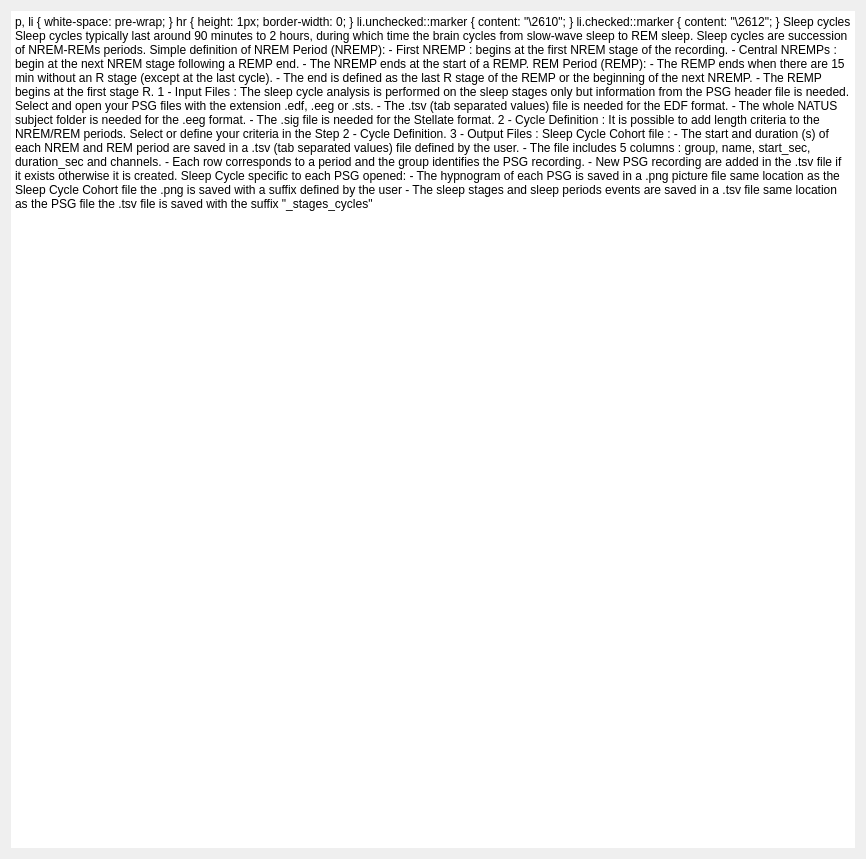
Qt form tools/CEAMSTools/SleepCycleExport/SleepCycleDoc/Ui_SleepCycleDoc.ui (SnoozToolbox/snooz-package-ceams) before a commit.
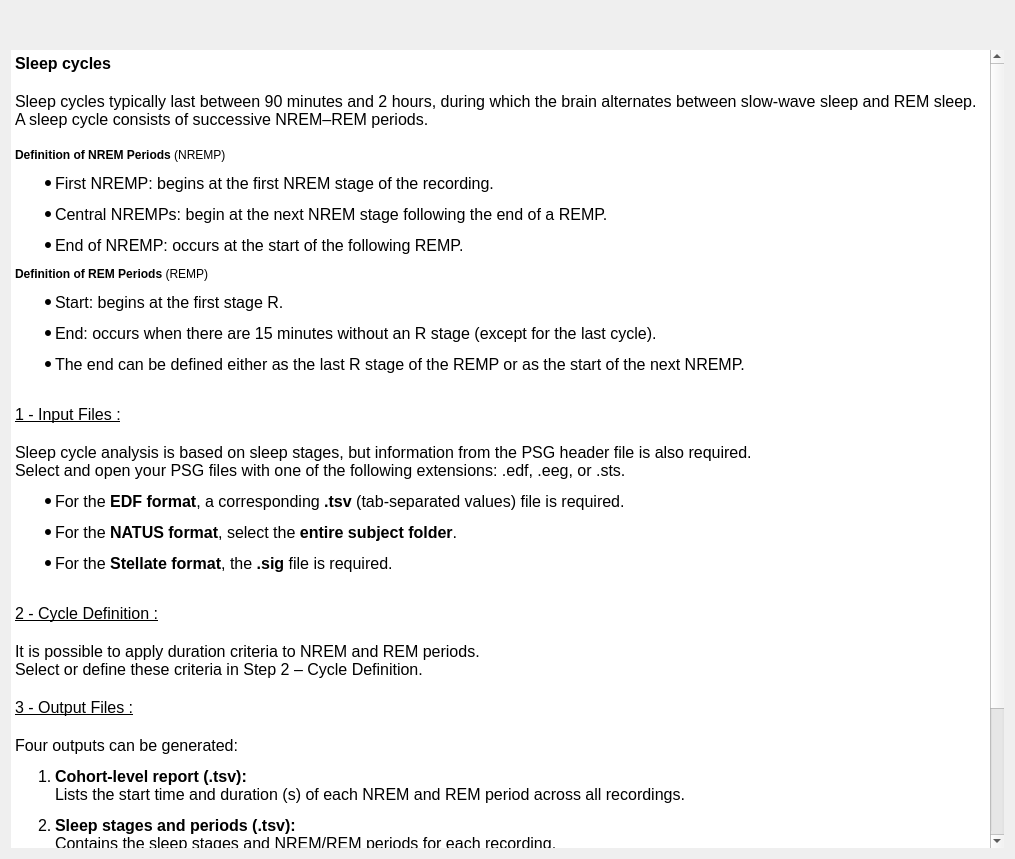
The same form after that commit.

Commit message: Updated Intro and Output Steps UI.

```diff
--- a/tools/CEAMSTools/SleepCycleExport/SleepCycleDoc/Ui_SleepCycleDoc.ui
+++ b/tools/CEAMSTools/SleepCycleExport/SleepCycleDoc/Ui_SleepCycleDoc.ui
@@ -6,7 +6,7 @@
    <rect>
     <x>0</x>
     <y>0</y>
-    <width>866</width>
+    <width>1015</width>
     <height>859</height>
    </rect>
   </property>
@@ -20,6 +20,13 @@
    <property name="spacing">
     <number>25</number>
    </property>
+   <item>
+    <widget class="QLabel" name="hypnogram_pic">
+     <property name="text">
+      <string/>
+     </property>
+    </widget>
+   </item>
    <item>
     <widget class="QTextBrowser" name="textBrowser">
      <property name="frameShape">
@@ -40,47 +47,40 @@
 li.checked::marker { content: &quot;\2612&quot;; }
 &lt;/style&gt;&lt;/head&gt;&lt;body style=&quot; font-family:'Roboto'; font-size:12pt; font-weight:400; font-style:normal;&quot;&gt;
 &lt;p style=&quot; margin-top:0px; margin-bottom:0px; margin-left:0px; margin-right:0px; -qt-block-indent:0; text-indent:0px;&quot;&gt;&lt;span style=&quot; font-weight:600;&quot;&gt;Sleep cycles&lt;/span&gt;&lt;/p&gt;
+&lt;p style=&quot;-qt-paragraph-type:empty; margin-top:0px; margin-bottom:0px; margin-left:0px; margin-right:0px; -qt-block-indent:0; text-indent:0px; font-weight:600;&quot;&gt;&lt;br /&gt;&lt;/p&gt;
+&lt;p style=&quot; margin-top:0px; margin-bottom:0px; margin-left:0px; margin-right:0px; -qt-block-indent:0; text-indent:0px;&quot;&gt;Sleep cycles typically last between 90 minutes and 2 hours, during which the brain alternates between slow-wave sleep and REM sleep.&lt;br /&gt;A sleep cycle consists of successive NREM–REM periods. &lt;/p&gt;
 &lt;p style=&quot;-qt-paragraph-type:empty; margin-top:0px; margin-bottom:0px; margin-left:0px; margin-right:0px; -qt-block-indent:0; text-indent:0px;&quot;&gt;&lt;br /&gt;&lt;/p&gt;
-&lt;p style=&quot; margin-top:0px; margin-bottom:0px; margin-left:0px; margin-right:0px; -qt-block-indent:0; text-indent:0px;&quot;&gt;Sleep cycles typically last around 90 minutes to 2 hours, during which time the brain cycles from slow-wave sleep to REM sleep.  Sleep cycles are succession of NREM-REMs periods.  &lt;/p&gt;
-&lt;p style=&quot;-qt-paragraph-type:empty; margin-top:0px; margin-bottom:0px; margin-left:0px; margin-right:0px; -qt-block-indent:0; text-indent:0px;&quot;&gt;&lt;br /&gt;&lt;/p&gt;
-&lt;p style=&quot; margin-top:0px; margin-bottom:0px; margin-left:0px; margin-right:0px; -qt-block-indent:0; text-indent:0px;&quot;&gt;Simple definition of NREM Period (NREMP):&lt;/p&gt;
-&lt;p style=&quot; margin-top:0px; margin-bottom:0px; margin-left:0px; margin-right:0px; -qt-block-indent:0; text-indent:0px;&quot;&gt;-&amp;gt; First NREMP : begins at the first NREM stage of the recording.&lt;/p&gt;
-&lt;p style=&quot; margin-top:0px; margin-bottom:0px; margin-left:0px; margin-right:0px; -qt-block-indent:0; text-indent:0px;&quot;&gt;-&amp;gt; Central NREMPs : begin at the next NREM stage following a REMP end.&lt;/p&gt;
-&lt;p style=&quot; margin-top:0px; margin-bottom:0px; margin-left:0px; margin-right:0px; -qt-block-indent:0; text-indent:0px;&quot;&gt;-&amp;gt; The NREMP ends at the start of a REMP.&lt;/p&gt;
-&lt;p style=&quot;-qt-paragraph-type:empty; margin-top:0px; margin-bottom:0px; margin-left:0px; margin-right:0px; -qt-block-indent:0; text-indent:0px;&quot;&gt;&lt;br /&gt;&lt;/p&gt;
-&lt;p style=&quot; margin-top:0px; margin-bottom:0px; margin-left:0px; margin-right:0px; -qt-block-indent:0; text-indent:0px;&quot;&gt;REM Period (REMP):&lt;/p&gt;
-&lt;p style=&quot; margin-top:0px; margin-bottom:0px; margin-left:0px; margin-right:0px; -qt-block-indent:0; text-indent:0px;&quot;&gt;-&amp;gt; The REMP ends when there are 15 min without an R stage (except at the last cycle).&lt;/p&gt;
-&lt;p style=&quot; margin-top:0px; margin-bottom:0px; margin-left:0px; margin-right:0px; -qt-block-indent:0; text-indent:0px;&quot;&gt;-&amp;gt; The end is defined as the last R stage of the REMP or the beginning of the next NREMP.&lt;/p&gt;
-&lt;p style=&quot; margin-top:0px; margin-bottom:0px; margin-left:0px; margin-right:0px; -qt-block-indent:0; text-indent:0px;&quot;&gt;-&amp;gt; The REMP begins at the first stage R.&lt;/p&gt;
+&lt;p style=&quot; margin-top:0px; margin-bottom:0px; margin-left:0px; margin-right:0px; -qt-block-indent:0; text-indent:0px;&quot;&gt;&lt;span style=&quot; font-size:medium; font-weight:700;&quot;&gt;Definition of NREM Periods&lt;/span&gt;&lt;span style=&quot; font-size:medium;&quot;&gt; (NREMP)&lt;/span&gt;&lt;/p&gt;
+&lt;ul style=&quot;margin-top: 0px; margin-bottom: 0px; margin-left: 0px; margin-right: 0px; -qt-list-indent: 1;&quot;&gt;
+&lt;li style=&quot; margin-top:12px; margin-bottom:12px; margin-left:0px; margin-right:0px; -qt-block-indent:0; text-indent:0px;&quot;&gt;First NREMP: begins at the first NREM stage of the recording.&lt;/li&gt;
+&lt;li style=&quot; margin-top:12px; margin-bottom:12px; margin-left:0px; margin-right:0px; -qt-block-indent:0; text-indent:0px;&quot;&gt;Central NREMPs: begin at the next NREM stage following the end of a REMP.&lt;/li&gt;
+&lt;li style=&quot; margin-top:12px; margin-bottom:12px; margin-left:0px; margin-right:0px; -qt-block-indent:0; text-indent:0px;&quot;&gt;End of NREMP: occurs at the start of the following REMP.&lt;/li&gt;&lt;/ul&gt;
+&lt;p style=&quot; margin-top:0px; margin-bottom:0px; margin-left:0px; margin-right:0px; -qt-block-indent:0; text-indent:0px;&quot;&gt;&lt;span style=&quot; font-size:medium; font-weight:700;&quot;&gt;Definition of REM Periods&lt;/span&gt;&lt;span style=&quot; font-size:medium;&quot;&gt; (REMP)&lt;/span&gt;&lt;/p&gt;
+&lt;ul style=&quot;margin-top: 0px; margin-bottom: 0px; margin-left: 0px; margin-right: 0px; -qt-list-indent: 1;&quot;&gt;
+&lt;li style=&quot; margin-top:12px; margin-bottom:12px; margin-left:0px; margin-right:0px; -qt-block-indent:0; text-indent:0px;&quot;&gt;Start: begins at the first stage R.&lt;/li&gt;
+&lt;li style=&quot; margin-top:12px; margin-bottom:12px; margin-left:0px; margin-right:0px; -qt-block-indent:0; text-indent:0px;&quot;&gt;End: occurs when there are 15 minutes without an R stage (except for the last cycle).&lt;/li&gt;
+&lt;li style=&quot; margin-top:12px; margin-bottom:12px; margin-left:0px; margin-right:0px; -qt-block-indent:0; text-indent:0px;&quot;&gt;The end can be defined either as the last R stage of the REMP or as the start of the next NREMP.&lt;/li&gt;&lt;/ul&gt;
 &lt;p style=&quot;-qt-paragraph-type:empty; margin-top:0px; margin-bottom:0px; margin-left:0px; margin-right:0px; -qt-block-indent:0; text-indent:0px;&quot;&gt;&lt;br /&gt;&lt;/p&gt;
 &lt;p style=&quot; margin-top:0px; margin-bottom:0px; margin-left:0px; margin-right:0px; -qt-block-indent:0; text-indent:0px;&quot;&gt;&lt;span style=&quot; text-decoration: underline;&quot;&gt;1 - Input Files :&lt;/span&gt;&lt;/p&gt;
 &lt;p style=&quot;-qt-paragraph-type:empty; margin-top:0px; margin-bottom:0px; margin-left:0px; margin-right:0px; -qt-block-indent:0; text-indent:0px;&quot;&gt;&lt;br /&gt;&lt;/p&gt;
-&lt;p style=&quot; margin-top:0px; margin-bottom:0px; margin-left:0px; margin-right:0px; -qt-block-indent:0; text-indent:0px;&quot;&gt;The sleep cycle analysis is performed on the sleep stages only but information from the PSG header file is needed.  &lt;/p&gt;
-&lt;p style=&quot; margin-top:0px; margin-bottom:0px; margin-left:0px; margin-right:0px; -qt-block-indent:0; text-indent:0px;&quot;&gt;Select and open your PSG files with the extension .edf, .eeg or .sts.&lt;/p&gt;
-&lt;p style=&quot; margin-top:0px; margin-bottom:0px; margin-left:0px; margin-right:0px; -qt-block-indent:0; text-indent:0px;&quot;&gt;-&amp;gt; The .tsv (tab separated values) file is needed for the EDF format. &lt;/p&gt;
-&lt;p style=&quot; margin-top:0px; margin-bottom:0px; margin-left:0px; margin-right:0px; -qt-block-indent:0; text-indent:0px;&quot;&gt;-&amp;gt; The whole NATUS subject folder is needed for the .eeg format.&lt;/p&gt;
-&lt;p style=&quot; margin-top:0px; margin-bottom:0px; margin-left:0px; margin-right:0px; -qt-block-indent:0; text-indent:0px;&quot;&gt;-&amp;gt; The .sig file is needed for the Stellate format.  &lt;/p&gt;
+&lt;p style=&quot; margin-top:0px; margin-bottom:0px; margin-left:0px; margin-right:0px; -qt-block-indent:0; text-indent:0px;&quot;&gt;Sleep cycle analysis is based on sleep stages, but information from the PSG header file is also required.&lt;br /&gt;Select and open your PSG files with one of the following extensions: .edf, .eeg, or .sts.&lt;/p&gt;
+&lt;ul style=&quot;margin-top: 0px; margin-bottom: 0px; margin-left: 0px; margin-right: 0px; -qt-list-indent: 1;&quot;&gt;
+&lt;li style=&quot; margin-top:12px; margin-bottom:12px; margin-left:0px; margin-right:0px; -qt-block-indent:0; text-indent:0px;&quot;&gt;For the &lt;span style=&quot; font-weight:700;&quot;&gt;EDF format&lt;/span&gt;, a corresponding &lt;span style=&quot; font-weight:700;&quot;&gt;.tsv&lt;/span&gt; (tab-separated values) file is required.&lt;/li&gt;
+&lt;li style=&quot; margin-top:12px; margin-bottom:12px; margin-left:0px; margin-right:0px; -qt-block-indent:0; text-indent:0px;&quot;&gt;For the &lt;span style=&quot; font-weight:700;&quot;&gt;NATUS format&lt;/span&gt;, select the &lt;span style=&quot; font-weight:700;&quot;&gt;entire subject folder&lt;/span&gt;.&lt;/li&gt;
+&lt;li style=&quot; margin-top:12px; margin-bottom:12px; margin-left:0px; margin-right:0px; -qt-block-indent:0; text-indent:0px;&quot;&gt;For the &lt;span style=&quot; font-weight:700;&quot;&gt;Stellate format&lt;/span&gt;, the &lt;span style=&quot; font-weight:700;&quot;&gt;.sig&lt;/span&gt; file is required. &lt;/li&gt;&lt;/ul&gt;
 &lt;p style=&quot;-qt-paragraph-type:empty; margin-top:0px; margin-bottom:0px; margin-left:0px; margin-right:0px; -qt-block-indent:0; text-indent:0px;&quot;&gt;&lt;br /&gt;&lt;/p&gt;
 &lt;p style=&quot; margin-top:0px; margin-bottom:0px; margin-left:0px; margin-right:0px; -qt-block-indent:0; text-indent:0px;&quot;&gt;&lt;span style=&quot; text-decoration: underline;&quot;&gt;2 - Cycle Definition :&lt;/span&gt;&lt;/p&gt;
 &lt;p style=&quot;-qt-paragraph-type:empty; margin-top:0px; margin-bottom:0px; margin-left:0px; margin-right:0px; -qt-block-indent:0; text-indent:0px;&quot;&gt;&lt;br /&gt;&lt;/p&gt;
-&lt;p style=&quot; margin-top:0px; margin-bottom:0px; margin-left:0px; margin-right:0px; -qt-block-indent:0; text-indent:0px;&quot;&gt;It is possible to add length criteria to the NREM/REM periods.  &lt;/p&gt;
-&lt;p style=&quot; margin-top:0px; margin-bottom:0px; margin-left:0px; margin-right:0px; -qt-block-indent:0; text-indent:0px;&quot;&gt;Select or define your criteria in the Step 2 - Cycle Definition.&lt;/p&gt;
+&lt;p style=&quot; margin-top:0px; margin-bottom:0px; margin-left:0px; margin-right:0px; -qt-block-indent:0; text-indent:0px;&quot;&gt;It is possible to apply duration criteria to NREM and REM periods.&lt;br /&gt;Select or define these criteria in Step 2 – Cycle Definition.&lt;/p&gt;
 &lt;p style=&quot;-qt-paragraph-type:empty; margin-top:0px; margin-bottom:0px; margin-left:0px; margin-right:0px; -qt-block-indent:0; text-indent:0px;&quot;&gt;&lt;br /&gt;&lt;/p&gt;
 &lt;p style=&quot; margin-top:0px; margin-bottom:0px; margin-left:0px; margin-right:0px; -qt-block-indent:0; text-indent:0px;&quot;&gt;&lt;span style=&quot; text-decoration: underline;&quot;&gt;3 - Output Files :&lt;/span&gt;&lt;/p&gt;
 &lt;p style=&quot;-qt-paragraph-type:empty; margin-top:0px; margin-bottom:0px; margin-left:0px; margin-right:0px; -qt-block-indent:0; text-indent:0px;&quot;&gt;&lt;br /&gt;&lt;/p&gt;
-&lt;p style=&quot; margin-top:0px; margin-bottom:0px; margin-left:0px; margin-right:0px; -qt-block-indent:0; text-indent:0px;&quot;&gt;Sleep Cycle Cohort file : &lt;/p&gt;
-&lt;p style=&quot; margin-top:0px; margin-bottom:0px; margin-left:0px; margin-right:0px; -qt-block-indent:0; text-indent:0px;&quot;&gt;-&amp;gt; The start and duration (s) of each NREM and REM period are saved in a .tsv (tab separated values) file defined by the user.&lt;/p&gt;
-&lt;p style=&quot; margin-top:0px; margin-bottom:0px; margin-left:0px; margin-right:0px; -qt-block-indent:0; text-indent:0px;&quot;&gt;-&amp;gt; The file includes 5 columns : group, name, start_sec, duration_sec and channels.&lt;/p&gt;
-&lt;p style=&quot; margin-top:0px; margin-bottom:0px; margin-left:0px; margin-right:0px; -qt-block-indent:0; text-indent:0px;&quot;&gt;-&amp;gt; Each row corresponds to a period and the group identifies the PSG recording.  &lt;/p&gt;
-&lt;p style=&quot; margin-top:0px; margin-bottom:0px; margin-left:0px; margin-right:0px; -qt-block-indent:0; text-indent:0px;&quot;&gt;-&amp;gt; New PSG recording are added in the .tsv file if it exists otherwise it is created.&lt;/p&gt;
-&lt;p style=&quot;-qt-paragraph-type:empty; margin-top:0px; margin-bottom:0px; margin-left:0px; margin-right:0px; -qt-block-indent:0; text-indent:0px;&quot;&gt;&lt;br /&gt;&lt;/p&gt;
-&lt;p style=&quot; margin-top:0px; margin-bottom:0px; margin-left:0px; margin-right:0px; -qt-block-indent:0; text-indent:0px;&quot;&gt;Sleep Cycle specific to each PSG opened: &lt;/p&gt;
-&lt;p style=&quot; margin-top:0px; margin-bottom:0px; margin-left:0px; margin-right:0px; -qt-block-indent:0; text-indent:0px;&quot;&gt;-&amp;gt; The hypnogram of each PSG is saved in a .png picture file&lt;/p&gt;
-&lt;p style=&quot; margin-top:0px; margin-bottom:0px; margin-left:0px; margin-right:0px; -qt-block-indent:0; text-indent:0px;&quot;&gt;      same location as the Sleep Cycle Cohort file&lt;/p&gt;
-&lt;p style=&quot; margin-top:0px; margin-bottom:0px; margin-left:0px; margin-right:0px; -qt-block-indent:0; text-indent:0px;&quot;&gt;      the .png is saved with a suffix defined by the user&lt;/p&gt;
-&lt;p style=&quot; margin-top:0px; margin-bottom:0px; margin-left:0px; margin-right:0px; -qt-block-indent:0; text-indent:0px;&quot;&gt;-&amp;gt; The sleep stages and sleep periods events are saved in a .tsv file &lt;/p&gt;
-&lt;p style=&quot; margin-top:0px; margin-bottom:0px; margin-left:0px; margin-right:0px; -qt-block-indent:0; text-indent:0px;&quot;&gt;      same location as the PSG file &lt;/p&gt;
-&lt;p style=&quot; margin-top:0px; margin-bottom:0px; margin-left:0px; margin-right:0px; -qt-block-indent:0; text-indent:0px;&quot;&gt;      the .tsv file is saved with the suffix &amp;quot;_stages_cycles&amp;quot; &lt;/p&gt;
+&lt;p style=&quot; margin-top:0px; margin-bottom:0px; margin-left:0px; margin-right:0px; -qt-block-indent:0; text-indent:0px;&quot;&gt;Four outputs can be generated:&lt;/p&gt;
+&lt;ol style=&quot;margin-top: 0px; margin-bottom: 0px; margin-left: 0px; margin-right: 0px; -qt-list-indent: 1;&quot;&gt;
+&lt;li style=&quot; margin-top:12px; margin-bottom:12px; margin-left:0px; margin-right:0px; -qt-block-indent:0; text-indent:0px;&quot;&gt;&lt;span style=&quot; font-weight:700;&quot;&gt;Cohort-level report (.tsv):&lt;/span&gt;&lt;br /&gt;Lists the start time and duration (s) of each NREM and REM period across all recordings.&lt;/li&gt;
+&lt;li style=&quot; margin-top:12px; margin-bottom:12px; margin-left:0px; margin-right:0px; -qt-block-indent:0; text-indent:0px;&quot;&gt;&lt;span style=&quot; font-weight:700;&quot;&gt;Sleep stages and periods (.tsv):&lt;/span&gt;&lt;br /&gt;Contains the sleep stages and NREM/REM periods for each recording.&lt;/li&gt;
+&lt;li style=&quot; margin-top:12px; margin-bottom:12px; margin-left:0px; margin-right:0px; -qt-block-indent:0; text-indent:0px;&quot;&gt;&lt;span style=&quot; font-weight:700;&quot;&gt;Hypnogram image:&lt;/span&gt;&lt;br /&gt;Displays the sleep cycles for each recording.&lt;/li&gt;
+&lt;li style=&quot; margin-top:12px; margin-bottom:12px; margin-left:0px; margin-right:0px; -qt-block-indent:0; text-indent:0px;&quot;&gt;&lt;span style=&quot; font-weight:700;&quot;&gt;Log file (.txt):&lt;/span&gt;&lt;br /&gt;Summarizes any warnings encountered during cycle delimitation, such as REM period fusion or a sleep onset in REM period (SOREMP).&lt;/li&gt;&lt;/ol&gt;
 &lt;p style=&quot;-qt-paragraph-type:empty; margin-top:0px; margin-bottom:0px; margin-left:0px; margin-right:0px; -qt-block-indent:0; text-indent:0px;&quot;&gt;&lt;br /&gt;&lt;/p&gt;&lt;/body&gt;&lt;/html&gt;</string>
      </property>
     </widget>
```
The commit also changes 3 other files.
